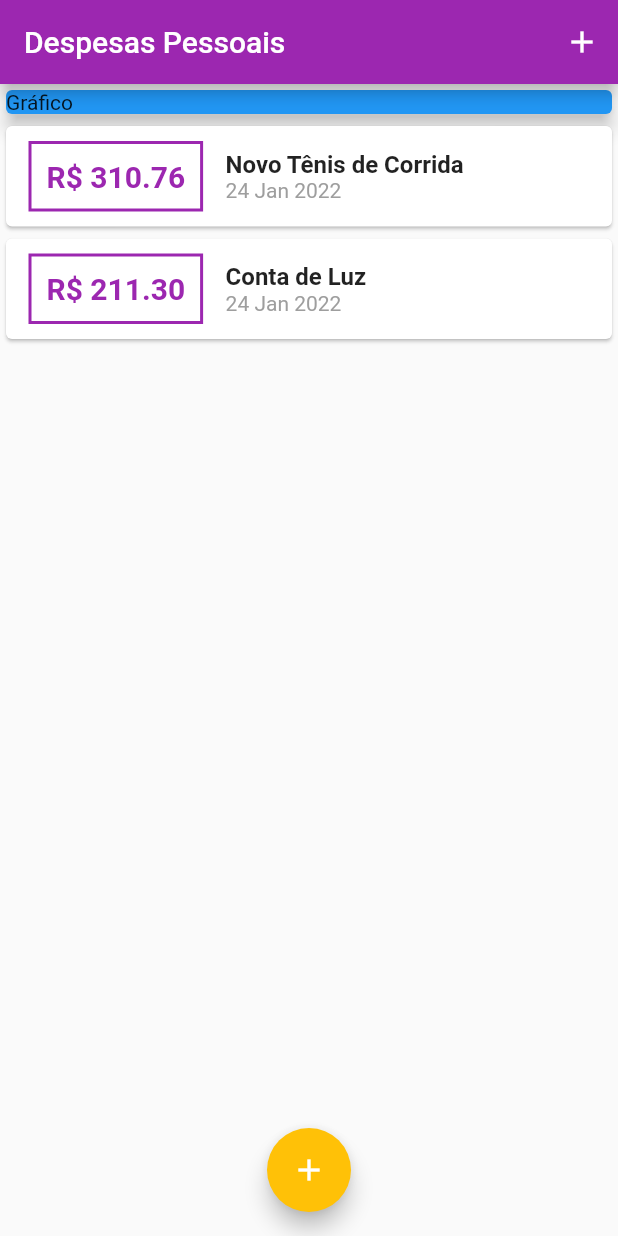
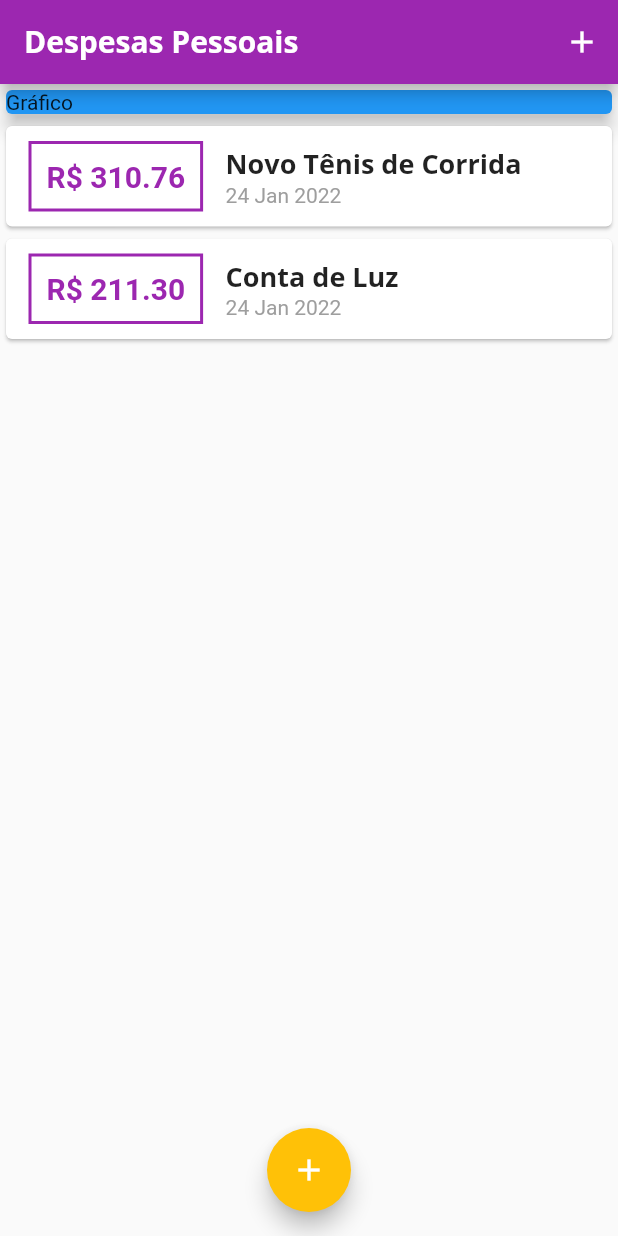
Before and after one commit to christopherldo/flutter-despesaspessoais, a Flutter app: the screen it shows after launch, on a phone screen of 412 x 824 dp. Run offline on Flutter 3.47's test engine with Material 2 defaults, Android fonts, the phone set to English and light mode, and no system bars.

Commit message:
Fontes Personalizadas & Theme

```diff
--- a/lib/components/transaction_list.dart
+++ b/lib/components/transaction_list.dart
@@ -45,10 +45,7 @@
                 children: [
                   Text(
                     transactions[index].title,
-                    style: TextStyle(
-                      fontSize: 16,
-                      fontWeight: FontWeight.bold,
-                    ),
+                    style: Theme.of(context).textTheme.headline6,
                   ),
                   Text(
                     DateFormat('d MMM y').format(transactions[index].date),
--- a/lib/main.dart
+++ b/lib/main.dart
@@ -9,12 +9,27 @@
 main() => runApp(ExpensesApp());
 
 class ExpensesApp extends StatelessWidget {
-  ExpensesApp({Key? key}) : super(key: key);
+  const ExpensesApp({Key? key}) : super(key: key);
 
   @override
   Widget build(BuildContext context) {
     final ThemeData theme = ThemeData(
       primarySwatch: Colors.purple,
+      fontFamily: 'Quicksand',
+      appBarTheme: AppBarTheme(
+        titleTextStyle: TextStyle(
+          fontFamily: 'OpenSans',
+          fontSize: 20,
+          fontWeight: FontWeight.bold,
+        ),
+      ),
+      textTheme: ThemeData.light().textTheme.copyWith(
+            headline6: TextStyle(
+              fontFamily: 'OpenSans',
+              fontSize: 18,
+              fontWeight: FontWeight.bold,
+            ),
+          ),
     );
 
     return MaterialApp(
@@ -79,7 +94,9 @@
   Widget build(BuildContext context) {
     return Scaffold(
       appBar: AppBar(
-        title: Text('Despesas Pessoais'),
+        title: Text(
+          'Despesas Pessoais',
+        ),
         actions: [
           IconButton(
             icon: Icon(Icons.add),
```
Also changed, not shown: pubspec.yaml (+11 -11 lines), assets/fonts/OpenSans-Bold.ttf (added), assets/fonts/OpenSans-Regular.ttf (added), assets/fonts/Quicksand-Bold.ttf (added), assets/fonts/Quicksand-Light.ttf (added), assets/fonts/Quicksand-Medium.ttf (added), assets/fonts/Quicksand-Regular.ttf (added).
